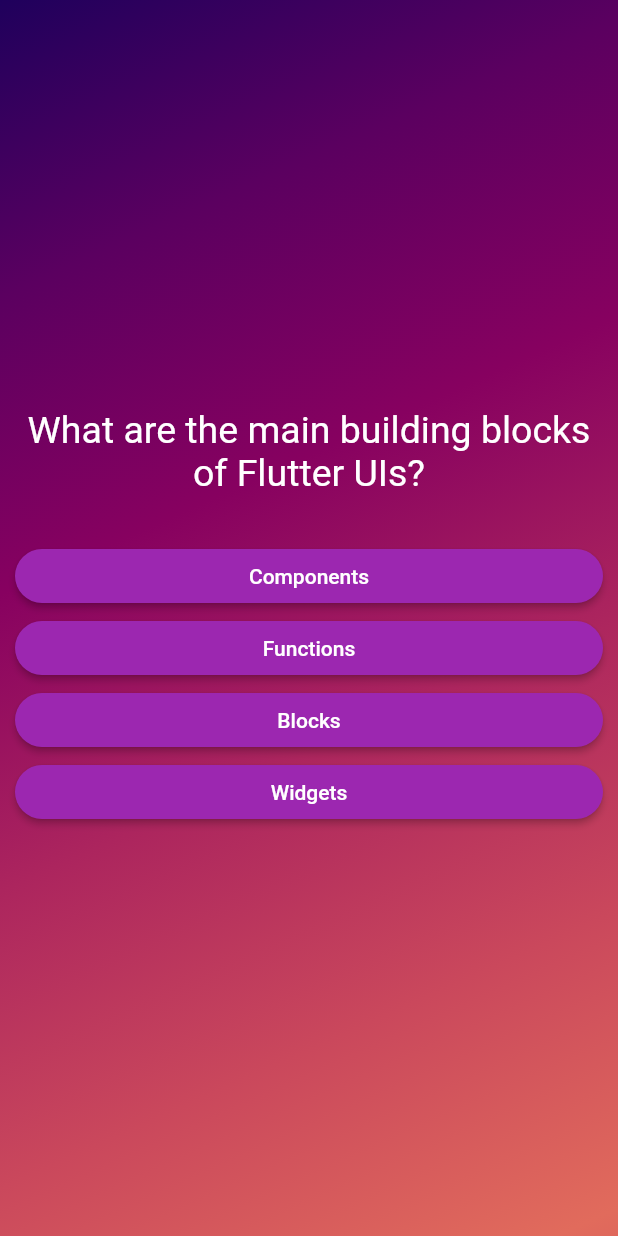
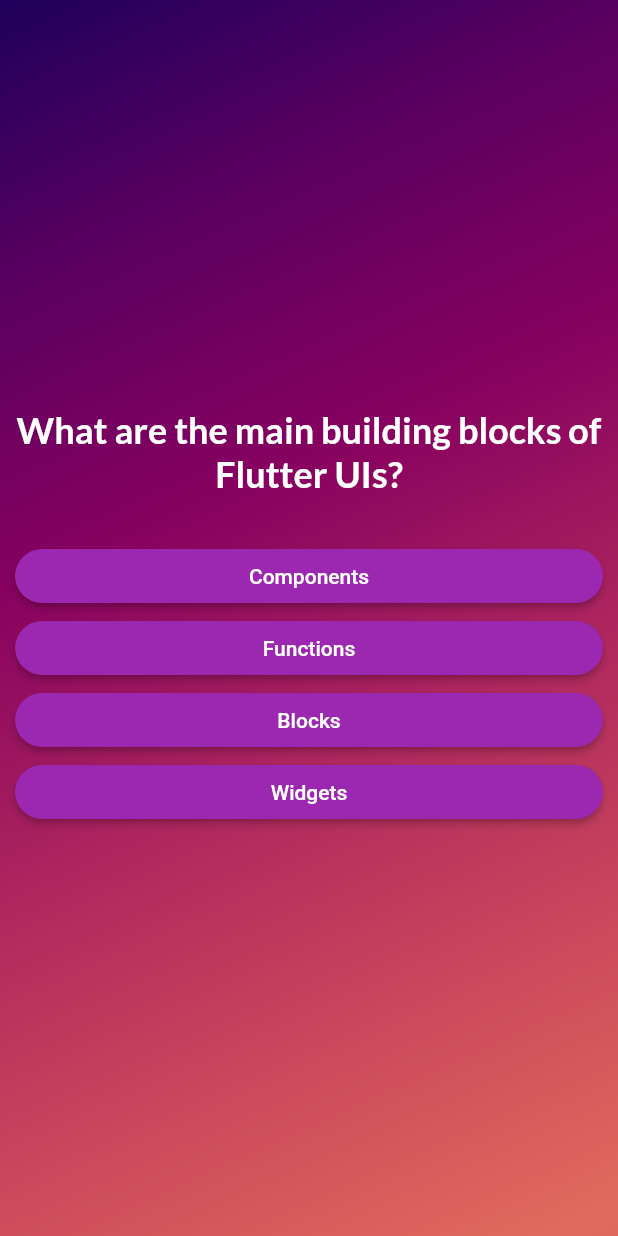
Before and after one commit to Jean-Lionel/quiz-exercice-flutter, a Flutter app: the screen it shows after launch, after a tap on "Start Quiz", on a phone screen of 412 x 824 dp. Run offline on Flutter 3.47's test engine with Material 2 defaults, Android fonts, the phone set to English and light mode, and no system bars; our stand-ins replace google_fonts.

Commit message:
question list

```diff
--- a/lib/question_screen.dart
+++ b/lib/question_screen.dart
@@ -2,6 +2,7 @@ import 'package:adv_basics/answer_button.dart';
 import 'package:adv_basics/data/question.dart';
 import 'package:adv_basics/models/quiz_question.dart';
 import 'package:flutter/material.dart';
+import 'package:google_fonts/google_fonts.dart';
 
 class QuestionScreen extends StatefulWidget {
   const QuestionScreen({super.key});
@@ -38,9 +39,10 @@ class _QuestionScreenState extends State<QuestionScreen> {
           children: [
             Text(
               currentQuestion.text,
-              style: const TextStyle(
+              style: GoogleFonts.lato(
                 color: Colors.white,
-                fontSize: 25,
+                fontSize: 24,
+                fontWeight: FontWeight.bold,
               ),
               textAlign: TextAlign.center,
             ),
```
